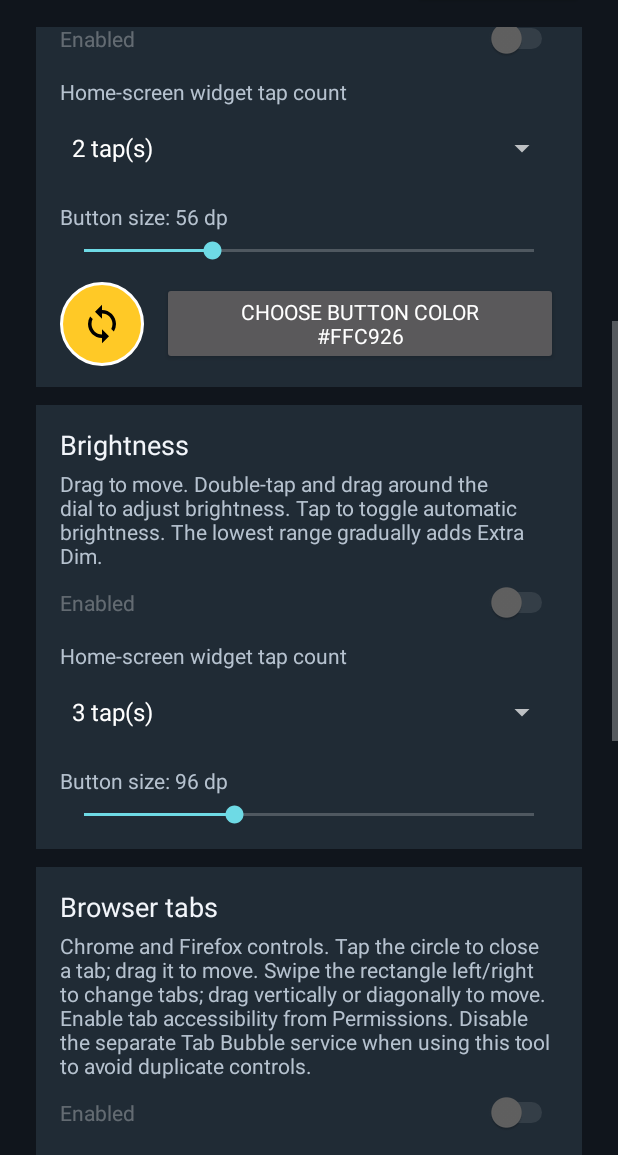
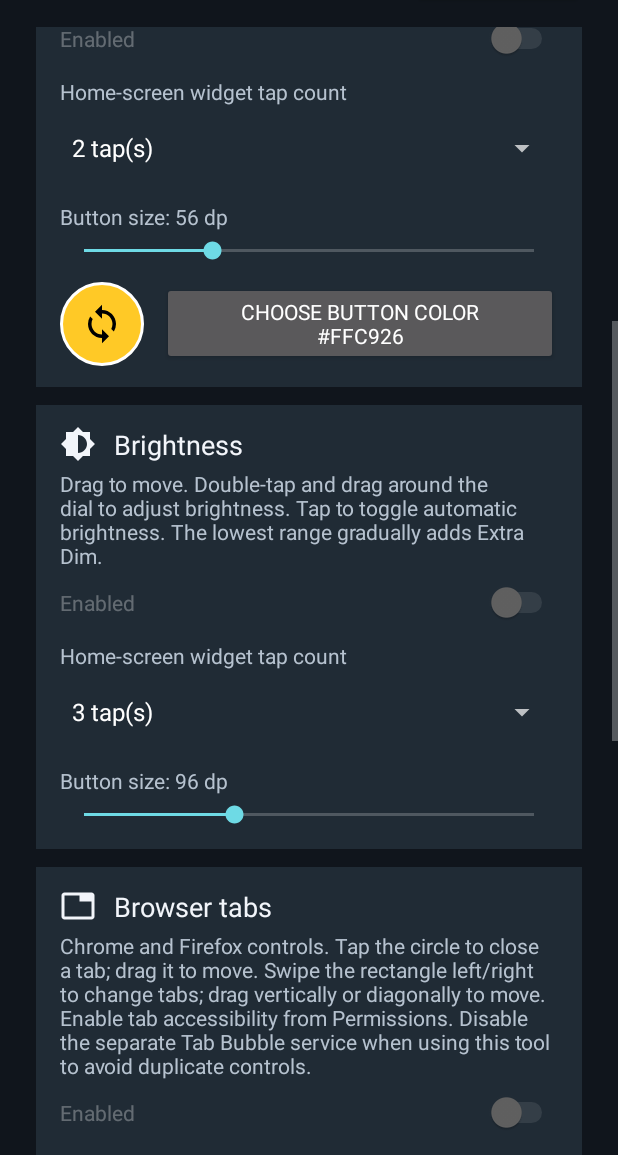
Before and after one commit to briansgithub/utility-widgets, an Android app: the screen it shows after launch (MainActivity), scrolled down 526 dp, on a phone screen of 412 x 824 dp, the part 81-1236 px from its top. Run offline under Robolectric (Android 15) with nearby library versions, the phone set to English and light mode, and no system bars.

Commit message:
Give each tool in settings its own icon: brightness dial, browser tabs, Photos crop.
Co-Authored-By: Claude Opus 5.5 <noreply@anthropic.com>

```diff
--- a/app/src/main/java/com/floatplay/overlay/FloatingColorPicker.kt
+++ b/app/src/main/java/com/floatplay/overlay/FloatingColorPicker.kt
@@ -194,6 +194,7 @@ class FloatingColorPicker(
         view.setImageResource(when (tool) {
             OverlayService.WIDGET_PLAY -> R.drawable.ic_play
             OverlayService.WIDGET_TABS -> R.drawable.ic_close_tab
+            OverlayService.WIDGET_PHOTOS -> R.drawable.ic_tool_photos
             else -> R.drawable.ic_rotate
         })
         view.setPadding(dp(14), dp(14), dp(14), dp(14))
--- a/app/src/main/java/com/floatplay/overlay/MainActivity.kt
+++ b/app/src/main/java/com/floatplay/overlay/MainActivity.kt
@@ -3,6 +3,7 @@ package com.floatplay.overlay
 import android.app.Activity
 import android.appwidget.AppWidgetManager
 import android.content.ComponentName
+import android.content.res.ColorStateList
 import android.graphics.Color
 import android.graphics.drawable.GradientDrawable
 import android.widget.*
@@ -109,7 +110,24 @@ class MainActivity : Activity() {
             textSize = 18f
             setTextColor(0xFFF2F5FA.toInt())
         }
-        card.addView(label)
+        val tool = when (title) {
+            R.string.play_widget_title -> OverlayService.WIDGET_PLAY
+            R.string.rotate_widget_title -> OverlayService.WIDGET_ROTATE
+            R.string.brightness_widget_title -> OverlayService.WIDGET_BRIGHTNESS
+            R.string.photos_widget_title -> OverlayService.WIDGET_PHOTOS
+            else -> OverlayService.WIDGET_TABS
+        }
+        val icon = ImageView(this).apply {
+            setImageResource(ToolSettings.icon(tool))
+            imageTintList = ColorStateList.valueOf(label.currentTextColor)
+            importantForAccessibility = View.IMPORTANT_FOR_ACCESSIBILITY_NO
+        }
+        card.addView(LinearLayout(this).apply {
+            orientation = LinearLayout.HORIZONTAL
+            gravity = Gravity.CENTER_VERTICAL
+            addView(icon, LinearLayout.LayoutParams(dp(24), dp(24)).apply { marginEnd = dp(12) })
+            addView(label)
+        })
         card.addView(TextView(this).apply {
             text = getString(description)
             textSize = 14f
@@ -118,13 +136,6 @@ class MainActivity : Activity() {
         })
         val toggle = Switch(this).apply { text = getString(R.string.widget_enabled) }
         card.addView(toggle)
-        val tool = when (title) {
-            R.string.play_widget_title -> OverlayService.WIDGET_PLAY
-            R.string.rotate_widget_title -> OverlayService.WIDGET_ROTATE
-            R.string.brightness_widget_title -> OverlayService.WIDGET_BRIGHTNESS
-            R.string.photos_widget_title -> OverlayService.WIDGET_PHOTOS
-            else -> OverlayService.WIDGET_TABS
-        }
         addSettings(card, tool)
         root.addView(card, LinearLayout.LayoutParams(-1, -2).apply { bottomMargin = dp(12) })
         return toggle
--- a/app/src/main/java/com/floatplay/overlay/ToolSettings.kt
+++ b/app/src/main/java/com/floatplay/overlay/ToolSettings.kt
@@ -37,6 +37,15 @@ object ToolSettings {
 
     internal fun defaultPhotosTapCount(used: Set<Int>): Int = listOf(5, 4, 3, 2, 1).first { it !in used }
 
+    /** The tool's icon in the settings list. */
+    fun icon(tool: String) = when (tool) {
+        OverlayService.WIDGET_PLAY -> R.drawable.ic_play
+        OverlayService.WIDGET_ROTATE -> R.drawable.ic_rotate
+        OverlayService.WIDGET_BRIGHTNESS -> R.drawable.ic_tool_brightness
+        OverlayService.WIDGET_TABS -> R.drawable.ic_tool_tabs
+        else -> R.drawable.ic_tool_photos
+    }
+
     fun minSize(tool: String) = if (tool == OverlayService.WIDGET_BRIGHTNESS) 64 else 40
     fun maxSize(tool: String) = if (tool == OverlayService.WIDGET_BRIGHTNESS) 160 else 96
 
--- /dev/null
+++ b/app/src/main/res/drawable/ic_tool_brightness.xml
@@ -0,0 +1,5 @@
+<!-- Settings: brightness dial (half-lit sun). -->
+<vector xmlns:android="http://schemas.android.com/apk/res/android"
+    android:width="24dp" android:height="24dp" android:viewportWidth="24" android:viewportHeight="24">
+    <path android:fillColor="#FFFFFFFF" android:pathData="M20,15.31L23.31,12 20,8.69V4h-4.69L12,0.69 8.69,4H4v4.69L0.69,12 4,15.31V20h4.69L12,23.31 15.31,20H20v-4.69zM12,18V6c3.31,0 6,2.69 6,6s-2.69,6 -6,6z" />
+</vector>
--- /dev/null
+++ b/app/src/main/res/drawable/ic_tool_photos.xml
@@ -0,0 +1,5 @@
+<!-- Settings and crop pad: Photos crop and rotate. -->
+<vector xmlns:android="http://schemas.android.com/apk/res/android"
+    android:width="24dp" android:height="24dp" android:viewportWidth="24" android:viewportHeight="24">
+    <path android:fillColor="#FFFFFFFF" android:pathData="M7.47,21.49C4.2,19.93 1.86,16.76 1.5,13H0c0.51,6.16 5.66,11 11.95,11l0.66,-0.03 -3.81,-3.82 -1.33,1.34zM12.05,0l-0.66,0.03 3.81,3.82 1.33,-1.33c3.27,1.55 5.61,4.72 5.96,8.48h1.5C23.49,4.84 18.34,0 12.05,0zM16,14h2V8c0,-1.11 -0.9,-2 -2,-2h-6v2h6v6zM8,16V4H6v2H4v2h2v8c0,1.1 0.89,2 2,2h8v2h2v-2h2v-2H8z" />
+</vector>
--- /dev/null
+++ b/app/src/main/res/drawable/ic_tool_tabs.xml
@@ -0,0 +1,5 @@
+<!-- Settings: browser tabs (a window with a raised tab). -->
+<vector xmlns:android="http://schemas.android.com/apk/res/android"
+    android:width="24dp" android:height="24dp" android:viewportWidth="24" android:viewportHeight="24">
+    <path android:fillColor="#FFFFFFFF" android:pathData="M21,3H3c-1.1,0 -2,0.9 -2,2v14c0,1.1 0.9,2 2,2h18c1.1,0 2,-0.9 2,-2V5c0,-1.1 -0.9,-2 -2,-2zM21,19H3V5h10v4h8v10z" />
+</vector>
```
